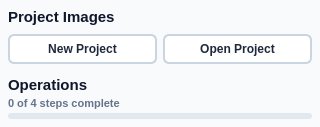
gkyle/startrails, file src/startrails/ui/sidebar.ui: the form before one commit.
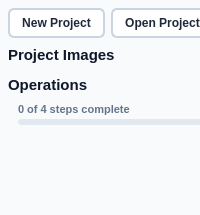
The form after the commit.

```diff
--- a/src/startrails/ui/sidebar.ui
+++ b/src/startrails/ui/sidebar.ui
@@ -1,21 +1,29 @@
 <?xml version="1.0" encoding="UTF-8"?>
 <ui version="4.0">
  <class>Sidebar</class>
- <widget class="QWidget" name="sidebar">
+ <widget class="QWidget" name="Sidebar">
+  <property name="geometry">
+   <rect>
+    <x>0</x>
+    <y>0</y>
+    <width>200</width>
+    <height>215</height>
+   </rect>
+  </property>
   <property name="minimumSize">
    <size>
-    <width>320</width>
+    <width>200</width>
     <height>0</height>
    </size>
   </property>
   <property name="maximumSize">
    <size>
-    <width>320</width>
+    <width>200</width>
     <height>16777215</height>
    </size>
   </property>
   <property name="styleSheet">
-   <string notr="true">QWidget#sidebar {
+   <string notr="true">QWidget#Sidebar {
     background-color: #f8fafc;
 }
 QScrollArea#scroll {
@@ -48,45 +56,7 @@
 }
 QScrollBar:horizontal {
     height: 0px;
-}
-QLabel#projectTitle, QLabel#operationsTitle {
-    font-size: 15px;
-    font-weight: bold;
-    color: #0f172a;
-}
-QLabel#operationsProgressLabel {
-    font-size: 11px;
-    color: #64748b;
-    font-weight: 500;
-}
-QProgressBar#operationsProgress {
-    background-color: #e2e8f0;
-    border-radius: 3px;
-    max-height: 6px;
-    min-height: 6px;
-    border: none;
-}
-QProgressBar#operationsProgress::chunk {
-    background-color: #16a34a;
-    border-radius: 3px;
-}
-QPushButton#newProject, QPushButton#openProject {
-    background-color: #ffffff;
-    color: #1e293b;
-    border: 2px solid #cbd5e1;
-    border-radius: 6px;
-    padding: 6px 12px;
-    font-weight: 500;
-    font-size: 12px;
-}
-QPushButton#newProject:hover, QPushButton#openProject:hover {
-    background-color: #f1f5f9;
-    border-color: #94a3b8;
-}
-QPushButton#newProject:pressed, QPushButton#openProject:pressed {
-    background-color: #e2e8f0;
-}
-QPushButton#newProject:focus:enabled, QPushButton#openProject:focus:enabled { border-color: #0f172a; }</string>
+}</string>
   </property>
   <layout class="QVBoxLayout" name="layout">
    <property name="spacing">
@@ -116,6 +86,14 @@
       <bool>true</bool>
      </property>
      <widget class="QWidget" name="content">
+      <property name="geometry">
+       <rect>
+        <x>0</x>
+        <y>0</y>
+        <width>213</width>
+        <height>230</height>
+       </rect>
+      </property>
       <layout class="QVBoxLayout" name="contentLayout">
        <property name="spacing">
         <number>8</number>
@@ -132,13 +110,6 @@
        <property name="bottomMargin">
         <number>8</number>
        </property>
-       <item>
-        <widget class="QLabel" name="projectTitle">
-         <property name="text">
-          <string>Project Images</string>
-         </property>
-        </widget>
-       </item>
        <item>
         <layout class="QHBoxLayout" name="projectActions">
          <property name="spacing">
@@ -149,6 +120,27 @@
            <property name="cursor">
             <cursorShape>PointingHandCursor</cursorShape>
            </property>
+           <property name="styleSheet">
+            <string notr="true">QPushButton#newProject {
+    background-color: #ffffff;
+    color: #1e293b;
+    border: 2px solid #cbd5e1;
+    border-radius: 6px;
+    padding: 6px 12px;
+    font-weight: 500;
+    font-size: 12px;
+}
+QPushButton#newProject:hover {
+    background-color: #f1f5f9;
+    border-color: #94a3b8;
+}
+QPushButton#newProject:pressed {
+    background-color: #e2e8f0;
+}
+QPushButton#newProject:focus:enabled {
+    border-color: #0f172a;
+}</string>
+           </property>
            <property name="text">
             <string>New Project</string>
            </property>
@@ -159,6 +151,27 @@
            <property name="cursor">
             <cursorShape>PointingHandCursor</cursorShape>
            </property>
+           <property name="styleSheet">
+            <string notr="true">QPushButton#openProject {
+    background-color: #ffffff;
+    color: #1e293b;
+    border: 2px solid #cbd5e1;
+    border-radius: 6px;
+    padding: 6px 12px;
+    font-weight: 500;
+    font-size: 12px;
+}
+QPushButton#openProject:hover {
+    background-color: #f1f5f9;
+    border-color: #94a3b8;
+}
+QPushButton#openProject:pressed {
+    background-color: #e2e8f0;
+}
+QPushButton#openProject:focus:enabled {
+    border-color: #0f172a;
+}</string>
+           </property>
            <property name="text">
             <string>Open Project</string>
            </property>
@@ -166,6 +179,20 @@
          </item>
         </layout>
        </item>
+       <item>
+        <widget class="QLabel" name="projectTitle">
+         <property name="styleSheet">
+          <string notr="true">QLabel#projectTitle {
+    font-size: 15px;
+    font-weight: bold;
+    color: #0f172a;
+}</string>
+         </property>
+         <property name="text">
+          <string>Project Images</string>
+         </property>
+        </widget>
+       </item>
        <item>
         <layout class="QVBoxLayout" name="inputLayout"/>
        </item>
@@ -192,30 +219,73 @@
           </property>
           <item>
            <widget class="QLabel" name="operationsTitle">
+            <property name="styleSheet">
+             <string notr="true">QLabel#operationsTitle {
+    font-size: 15px;
+    font-weight: bold;
+    color: #0f172a;
+}</string>
+            </property>
             <property name="text">
              <string>Operations</string>
             </property>
            </widget>
           </item>
           <item>
-           <widget class="QLabel" name="operationsProgressLabel">
-            <property name="text">
-             <string>0 of 4 steps complete</string>
+           <layout class="QVBoxLayout" name="verticalLayout">
+            <property name="leftMargin">
+             <number>10</number>
             </property>
-           </widget>
-          </item>
-          <item>
-           <widget class="QProgressBar" name="operationsProgress">
-            <property name="maximum">
-             <number>4</number>
+            <property name="topMargin">
+             <number>6</number>
             </property>
-            <property name="value">
-             <number>0</number>
+            <property name="rightMargin">
+             <number>10</number>
             </property>
-            <property name="textVisible">
-             <bool>false</bool>
+            <property name="bottomMargin">
+             <number>6</number>
             </property>
-           </widget>
+            <item>
+             <widget class="QLabel" name="operationsProgressLabel">
+              <property name="styleSheet">
+               <string notr="true">QLabel#operationsProgressLabel {
+    font-size: 11px;
+    color: #64748b;
+    font-weight: 500;
+}</string>
+              </property>
+              <property name="text">
+               <string>0 of 4 steps complete</string>
+              </property>
+             </widget>
+            </item>
+            <item>
+             <widget class="QProgressBar" name="operationsProgress">
+              <property name="styleSheet">
+               <string notr="true">QProgressBar#operationsProgress {
+    background-color: #e2e8f0;
+    border-radius: 3px;
+    max-height: 6px;
+    min-height: 6px;
+    border: none;
+}
+QProgressBar#operationsProgress::chunk {
+    background-color: #16a34a;
+    border-radius: 3px;
+}</string>
+              </property>
+              <property name="maximum">
+               <number>4</number>
+              </property>
+              <property name="value">
+               <number>0</number>
+              </property>
+              <property name="textVisible">
+               <bool>false</bool>
+              </property>
+             </widget>
+            </item>
+           </layout>
           </item>
          </layout>
         </widget>
```
Left out of the diff: 6 changed lines with no effect on the pictures.
